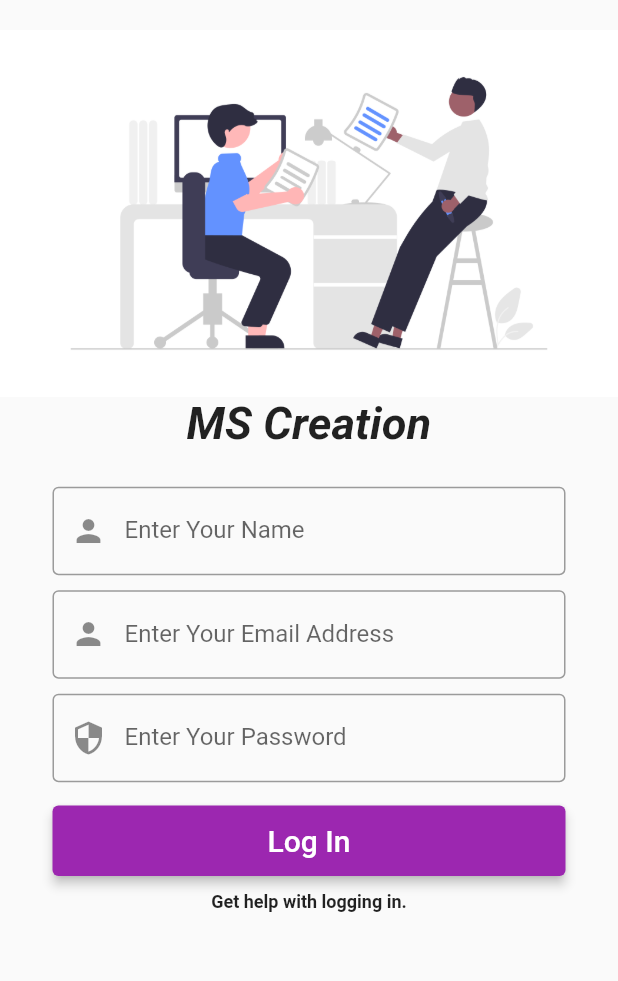
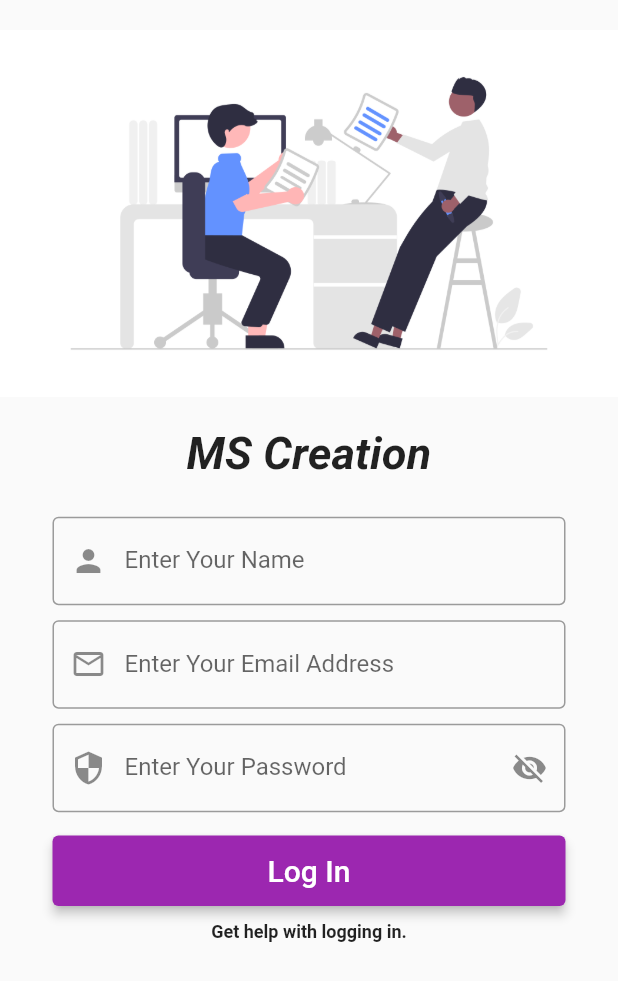
Before and after one commit to smit13192/flutter_app, a Flutter app: the screen it shows after launch, on a phone screen of 412 x 824 dp. Shown: the top 981 px of the screen. Run offline on Flutter 3.47's test engine with Material 2 defaults, Android fonts, the phone set to English and light mode, and no system bars.

Commit message:
add visblity in password input

```diff
--- a/lib/page/login.dart
+++ b/lib/page/login.dart
@@ -13,6 +13,7 @@ class _LoginPageState extends State<LoginPage> {
   final _namecontroler = TextEditingController();
   final _emailcontroller = TextEditingController();
   final _password = TextEditingController();
+  bool isNotSeen = true;
 
   @override
   Widget build(BuildContext context) {
@@ -26,7 +27,7 @@ class _LoginPageState extends State<LoginPage> {
               child: Image.asset("assets/images/working.png"),
             ),
             const Padding(
-              padding: EdgeInsets.only(bottom: 20),
+              padding: EdgeInsets.only(bottom: 20, top: 20),
               child: Text("MS Creation",
                   style: TextStyle(
                       fontSize: 30,
@@ -53,7 +54,7 @@ class _LoginPageState extends State<LoginPage> {
                 controller: _emailcontroller,
                 keyboardType: TextInputType.emailAddress,
                 decoration: const InputDecoration(
-                    prefixIcon: Icon(Icons.person),
+                    prefixIcon: Icon(Icons.email_outlined),
                     labelText: "Enter Your Email Address",
                     border: OutlineInputBorder()),
               ),
@@ -63,14 +64,23 @@ class _LoginPageState extends State<LoginPage> {
               child: TextFormField(
                 controller: _password,
                 keyboardType: TextInputType.text,
-                decoration: const InputDecoration(
-                    prefixIcon: Icon(
+                decoration: InputDecoration(
+                    prefixIcon: const Icon(
                       Icons.security,
                     ),
                     labelText: "Enter Your Password",
+                    suffixIcon: IconButton(
+                        onPressed: () {
+                          setState(() {
+                            isNotSeen = !isNotSeen;
+                          });
+                        },
+                        icon: Icon(isNotSeen
+                            ? Icons.visibility_off
+                            : Icons.visibility)),
                     // OutlineInputBorder thi form field ma outline avi jay
-                    border: OutlineInputBorder()),
-                obscureText: true,
+                    border: const OutlineInputBorder()),
+                obscureText: isNotSeen,
               ),
             ),
             Padding(
```
